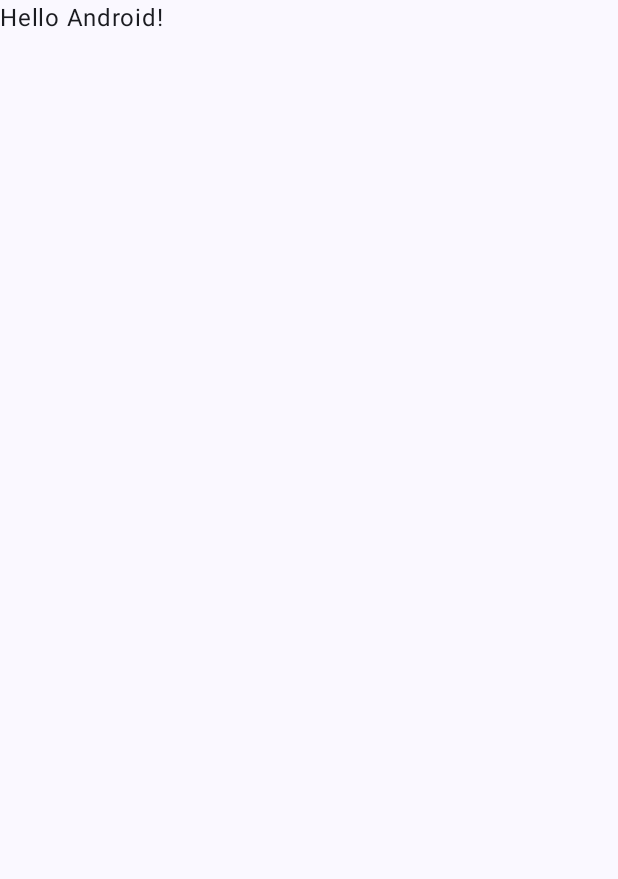
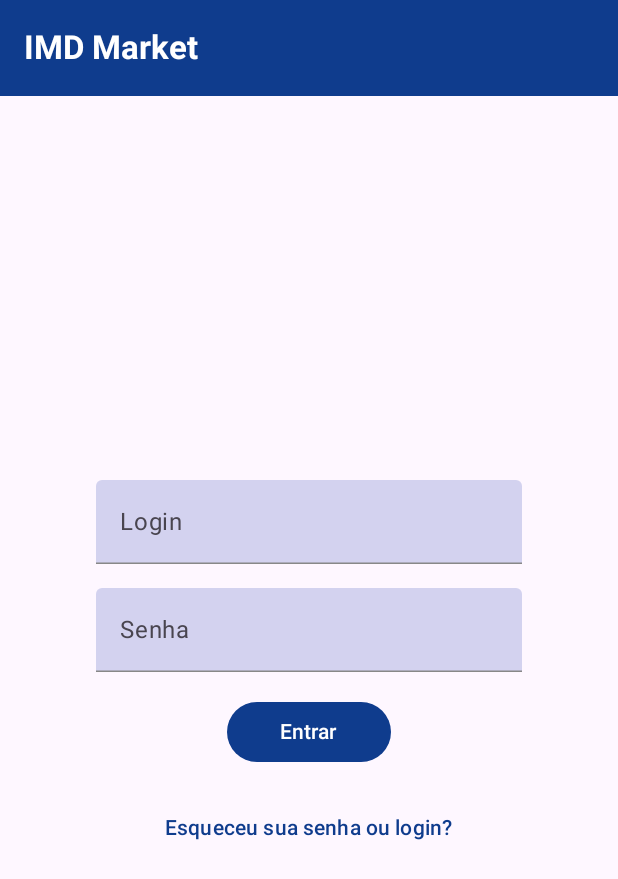
Before and after one commit to willemromao/imdmarket, an Android app built with Jetpack Compose: the screen it shows after launch (MainActivity), on a phone screen of 412 x 824 dp. Before the commit the part shown is almost empty. Shown: the top 879 px of the screen. Run offline under Robolectric (Android 15) with nearby library versions, the phone set to English and light mode, and no system bars.

Commit message:
feat(layouts): LoginScreen

```diff
--- a/app/src/main/java/com/example/imdmarket/MainActivity.kt
+++ b/app/src/main/java/com/example/imdmarket/MainActivity.kt
@@ -3,45 +3,33 @@ package com.example.imdmarket
 import android.os.Bundle
 import androidx.activity.ComponentActivity
 import androidx.activity.compose.setContent
-import androidx.activity.enableEdgeToEdge
-import androidx.compose.foundation.layout.fillMaxSize
-import androidx.compose.foundation.layout.padding
-import androidx.compose.material3.Scaffold
-import androidx.compose.material3.Text
-import androidx.compose.runtime.Composable
-import androidx.compose.ui.Modifier
-import androidx.compose.ui.tooling.preview.Preview
+import androidx.activity.viewModels
+import com.example.imdmarket.ui.login.LoginScreen
+import com.example.imdmarket.viewmodel.LoginViewModel
 import com.example.imdmarket.ui.theme.IMDMarketTheme
 
 class MainActivity : ComponentActivity() {
+    private val loginViewModel: LoginViewModel by viewModels()
+
     override fun onCreate(savedInstanceState: Bundle?) {
         super.onCreate(savedInstanceState)
-        enableEdgeToEdge()
         setContent {
+
             IMDMarketTheme {
-                Scaffold(modifier = Modifier.fillMaxSize()) { innerPadding ->
-                    Greeting(
-                        name = "Android",
-                        modifier = Modifier.padding(innerPadding)
-                    )
-                }
+                LoginScreen(
+                    onLoginClick = { username, password ->
+                        loginViewModel.login(username, password,
+                            onLoginSuccess = { /* Navegar para a próxima tela */ },
+                            onLoginFailure = { errorMessage ->
+                                // Exibir mensagem de erro, como um Toast
+                            }
+                        )
+                    },
+                    onForgotPasswordClick = {
+                        loginViewModel.forgotPassword()
+                    }
+                )
             }
         }
     }
 }
-
-@Composable
-fun Greeting(name: String, modifier: Modifier = Modifier) {
-    Text(
-        text = "Hello $name!",
-        modifier = modifier
-    )
-}
-
-@Preview(showBackground = true)
-@Composable
-fun GreetingPreview() {
-    IMDMarketTheme {
-        Greeting("Android")
-    }
-}
--- /dev/null
+++ b/app/src/main/java/com/example/imdmarket/ui/login/LoginScreen.kt
@@ -0,0 +1,107 @@
+package com.example.imdmarket.ui.login
+
+import androidx.compose.foundation.layout.*
+import androidx.compose.material3.*
+import androidx.compose.runtime.*
+import androidx.compose.ui.Alignment
+import androidx.compose.ui.Modifier
+import androidx.compose.ui.graphics.Color
+import androidx.compose.ui.text.font.FontWeight
+import androidx.compose.ui.text.input.PasswordVisualTransformation
+import androidx.compose.ui.text.input.TextFieldValue
+import androidx.compose.ui.tooling.preview.Preview
+import androidx.compose.ui.unit.dp
+
+@OptIn(ExperimentalMaterial3Api::class)
+@Composable
+fun LoginScreen(
+    onLoginClick: (String, String) -> Unit,
+    onForgotPasswordClick: () -> Unit
+) {
+    var username by remember { mutableStateOf(TextFieldValue("")) }
+    var password by remember { mutableStateOf(TextFieldValue("")) }
+
+    Scaffold(
+        topBar = {
+            TopAppBar(
+                title = {
+                    Text(
+                        text = "IMD Market",  // Nome da aplicação
+                        color = Color.White,  // Cor do texto
+                        fontWeight = FontWeight.Bold
+                    )
+                },
+                colors = TopAppBarDefaults.mediumTopAppBarColors(
+                    containerColor = Color(0xFF0F3C8D)  // Cor de fundo da barra
+                )
+            )
+        },
+        content = { paddingValues ->
+            Column(
+                modifier = Modifier
+                    .fillMaxSize()
+                    .padding(paddingValues) // Padding para o conteúdo abaixo da barra
+                    .padding(16.dp),
+                horizontalAlignment = Alignment.CenterHorizontally,
+                verticalArrangement = Arrangement.Center
+            ) {
+                // Campo para Login
+                TextField(
+                    value = username,
+                    onValueChange = { username = it },
+                    label = { Text("Login") },
+                    modifier = Modifier.width(300.dp).padding(8.dp),
+                    colors = TextFieldDefaults.textFieldColors(
+                        containerColor = Color(0x393F51B5),  // Cor do fundo do campo
+                        focusedIndicatorColor = Color(0xFF3F51B5),  // Cor da linha ao focar
+                        unfocusedIndicatorColor = Color.Gray, // Cor da linha quando não focado
+                        disabledIndicatorColor = Color.LightGray,  // Cor da linha quando desabilitado
+                        errorIndicatorColor = Color.Red   // Cor da linha quando em erro (se necessário)
+                    )
+                )
+
+                // Campo para Senha
+                TextField(
+                    value = password,
+                    onValueChange = { password = it },
+                    label = { Text("Senha") },
+                    modifier = Modifier.width(300.dp).padding(8.dp),
+                    visualTransformation = PasswordVisualTransformation(),
+                    colors = TextFieldDefaults.textFieldColors(
+                        containerColor = Color(0x393F51B5),  // Cor do fundo do campo
+                        focusedIndicatorColor = Color(0xFF3F51B5),  // Cor da linha ao focar
+                        unfocusedIndicatorColor = Color.Gray, // Cor da linha quando não focado
+                        disabledIndicatorColor = Color.LightGray,  // Cor da linha quando desabilitado
+                        errorIndicatorColor = Color.Red   // Cor da linha quando em erro (se necessário)
+                    )
+                )
+
+
+                // Botão Entrar
+                Button(
+                    onClick = { onLoginClick(username.text, password.text) },
+                    modifier = Modifier.width(125.dp).padding(8.dp)
+                ) {
+                    Text("Entrar")
+                }
+
+                // Link para recuperação de senha
+                TextButton(
+                    onClick = { onForgotPasswordClick() },
+                    modifier = Modifier.padding(top = 8.dp)
+                ) {
+                    Text("Esqueceu sua senha ou login?")
+                }
+            }
+        }
+    )
+}
+
+@Preview(showBackground = true)
+@Composable
+fun LoginScreenPreview() {
+    LoginScreen(
+        onLoginClick = { _, _ -> },
+        onForgotPasswordClick = {}
+    )
+}
--- a/app/src/main/java/com/example/imdmarket/ui/theme/Color.kt
+++ /dev/null
@@ -1,11 +0,0 @@
-package com.example.imdmarket.ui.theme
-
-import androidx.compose.ui.graphics.Color
-
-val Purple80 = Color(0xFFD0BCFF)
-val PurpleGrey80 = Color(0xFFCCC2DC)
-val Pink80 = Color(0xFFEFB8C8)
-
-val Purple40 = Color(0xFF6650a4)
-val PurpleGrey40 = Color(0xFF625b71)
-val Pink40 = Color(0xFF7D5260)
--- a/app/src/main/java/com/example/imdmarket/ui/theme/Theme.kt
+++ b/app/src/main/java/com/example/imdmarket/ui/theme/Theme.kt
@@ -1,58 +1,31 @@
 package com.example.imdmarket.ui.theme
 
-import android.app.Activity
-import android.os.Build
-import androidx.compose.foundation.isSystemInDarkTheme
 import androidx.compose.material3.MaterialTheme
-import androidx.compose.material3.darkColorScheme
-import androidx.compose.material3.dynamicDarkColorScheme
-import androidx.compose.material3.dynamicLightColorScheme
 import androidx.compose.material3.lightColorScheme
 import androidx.compose.runtime.Composable
-import androidx.compose.ui.platform.LocalContext
+import androidx.compose.ui.tooling.preview.Preview
+import androidx.compose.ui.graphics.Color
 
-private val DarkColorScheme = darkColorScheme(
-    primary = Purple80,
-    secondary = PurpleGrey80,
-    tertiary = Pink80
-)
-
+// Definição de cores para o tema
 private val LightColorScheme = lightColorScheme(
-    primary = Purple40,
-    secondary = PurpleGrey40,
-    tertiary = Pink40
-
-    /* Other default colors to override
-    background = Color(0xFFFFFBFE),
-    surface = Color(0xFFFFFBFE),
-    onPrimary = Color.White,
-    onSecondary = Color.White,
-    onTertiary = Color.White,
-    onBackground = Color(0xFF1C1B1F),
-    onSurface = Color(0xFF1C1B1F),
-    */
+    primary = Color(0xFF0F3C8D),
+    secondary = Color(0xFF3F51B5)
 )
 
 @Composable
 fun IMDMarketTheme(
-    darkTheme: Boolean = isSystemInDarkTheme(),
-    // Dynamic color is available on Android 12+
-    dynamicColor: Boolean = true,
     content: @Composable () -> Unit
 ) {
-    val colorScheme = when {
-        dynamicColor && Build.VERSION.SDK_INT >= Build.VERSION_CODES.S -> {
-            val context = LocalContext.current
-            if (darkTheme) dynamicDarkColorScheme(context) else dynamicLightColorScheme(context)
-        }
-
-        darkTheme -> DarkColorScheme
-        else -> LightColorScheme
-    }
-
     MaterialTheme(
-        colorScheme = colorScheme,
-        typography = Typography,
+        colorScheme = LightColorScheme,
         content = content
     )
 }
+
+@Preview(showBackground = true)
+@Composable
+fun DefaultPreview() {
+    IMDMarketTheme {
+        // Exemplo de tela para visualização
+    }
+}
--- a/app/src/main/java/com/example/imdmarket/ui/theme/Type.kt
+++ /dev/null
@@ -1,34 +0,0 @@
-package com.example.imdmarket.ui.theme
-
-import androidx.compose.material3.Typography
-import androidx.compose.ui.text.TextStyle
-import androidx.compose.ui.text.font.FontFamily
-import androidx.compose.ui.text.font.FontWeight
-import androidx.compose.ui.unit.sp
-
-// Set of Material typography styles to start with
-val Typography = Typography(
-    bodyLarge = TextStyle(
-        fontFamily = FontFamily.Default,
-        fontWeight = FontWeight.Normal,
-        fontSize = 16.sp,
-        lineHeight = 24.sp,
-        letterSpacing = 0.5.sp
-    )
-    /* Other default text styles to override
-    titleLarge = TextStyle(
-        fontFamily = FontFamily.Default,
-        fontWeight = FontWeight.Normal,
-        fontSize = 22.sp,
-        lineHeight = 28.sp,
-        letterSpacing = 0.sp
-    ),
-    labelSmall = TextStyle(
-        fontFamily = FontFamily.Default,
-        fontWeight = FontWeight.Medium,
-        fontSize = 11.sp,
-        lineHeight = 16.sp,
-        letterSpacing = 0.5.sp
-    )
-    */
-)
--- /dev/null
+++ b/app/src/main/java/com/example/imdmarket/viewmodel/LoginViewModel.kt
@@ -0,0 +1,23 @@
+package com.example.imdmarket.viewmodel
+
+import androidx.lifecycle.ViewModel
+import androidx.lifecycle.viewModelScope
+import kotlinx.coroutines.launch
+
+class LoginViewModel : ViewModel() {
+
+    fun login(username: String, password: String, onLoginSuccess: () -> Unit, onLoginFailure: (String) -> Unit) {
+        viewModelScope.launch {
+            // Lógica para autenticar o usuário
+            if (username == "admin" && password == "admin") {
+                onLoginSuccess()
+            } else {
+                onLoginFailure("Login ou senha inválidos")
+            }
+        }
+    }
+
+    fun forgotPassword() {
+        // Lógica para recuperação de senha
+    }
+}
--- a/gradle/libs.versions.toml
+++ b/gradle/libs.versions.toml
@@ -8,6 +8,9 @@ espressoCore = "3.6.1"
 lifecycleRuntimeKtx = "2.8.7"
 activityCompose = "1.9.3"
 composeBom = "2024.04.01"
+navigationRuntimeKtx = "2.8.4"
+navigationCompose = "2.8.4"
+composeMaterial = "1.4.0"
 
 [libraries]
 androidx-core-ktx = { group = "androidx.core", name = "core-ktx", version.ref = "coreKtx" }
@@ -24,6 +27,9 @@ androidx-ui-tooling-preview = { group = "androidx.compose.ui", name = "ui-toolin
 androidx-ui-test-manifest = { group = "androidx.compose.ui", name = "ui-test-manifest" }
 androidx-ui-test-junit4 = { group = "androidx.compose.ui", name = "ui-test-junit4" }
 androidx-material3 = { group = "androidx.compose.material3", name = "material3" }
+androidx-navigation-runtime-ktx = { group = "androidx.navigation", name = "navigation-runtime-ktx", version.ref = "navigationRuntimeKtx" }
+androidx-navigation-compose = { group = "androidx.navigation", name = "navigation-compose", version.ref = "navigationCompose" }
+androidx-compose-material = { group = "androidx.wear.compose", name = "compose-material", version.ref = "composeMaterial" }
 
 [plugins]
 android-application = { id = "com.android.application", version.ref = "agp" }
```
Also changed, not shown: app/build.gradle.kts (+5 -2 lines).
